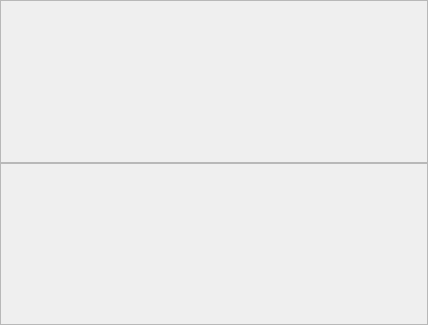
fsest4u/CaX_03, file CaX/widget/musicdbwindow.ui: the form before one commit.
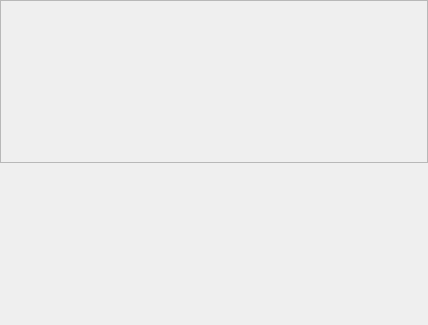
The form after the commit.

Diff of the .ui file:
```diff
--- a/CaX/widget/musicdbwindow.ui
+++ b/CaX/widget/musicdbwindow.ui
@@ -77,9 +77,9 @@
    <item>
     <widget class="QFrame" name="frameBottom">
      <property name="styleSheet">
-      <string notr="true">#frame_2
+      <string notr="true">QFrame
 {
-	background-color: rgb(170, 0, 127);
+border: 0px;
 }</string>
      </property>
      <property name="frameShape">
```
